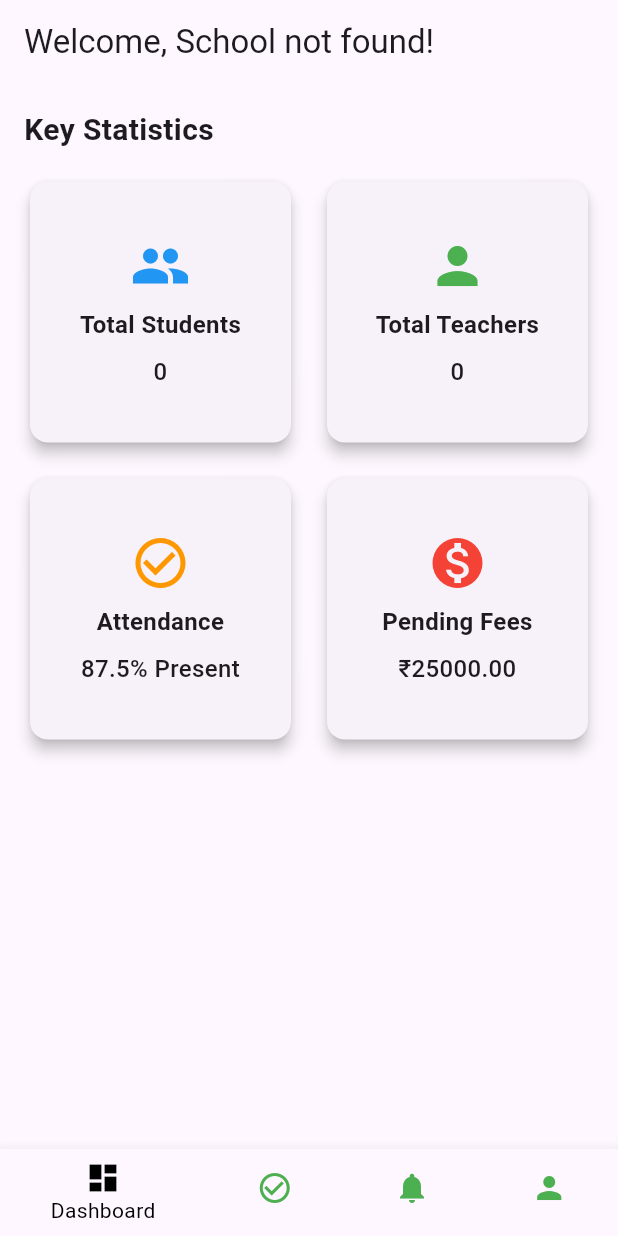
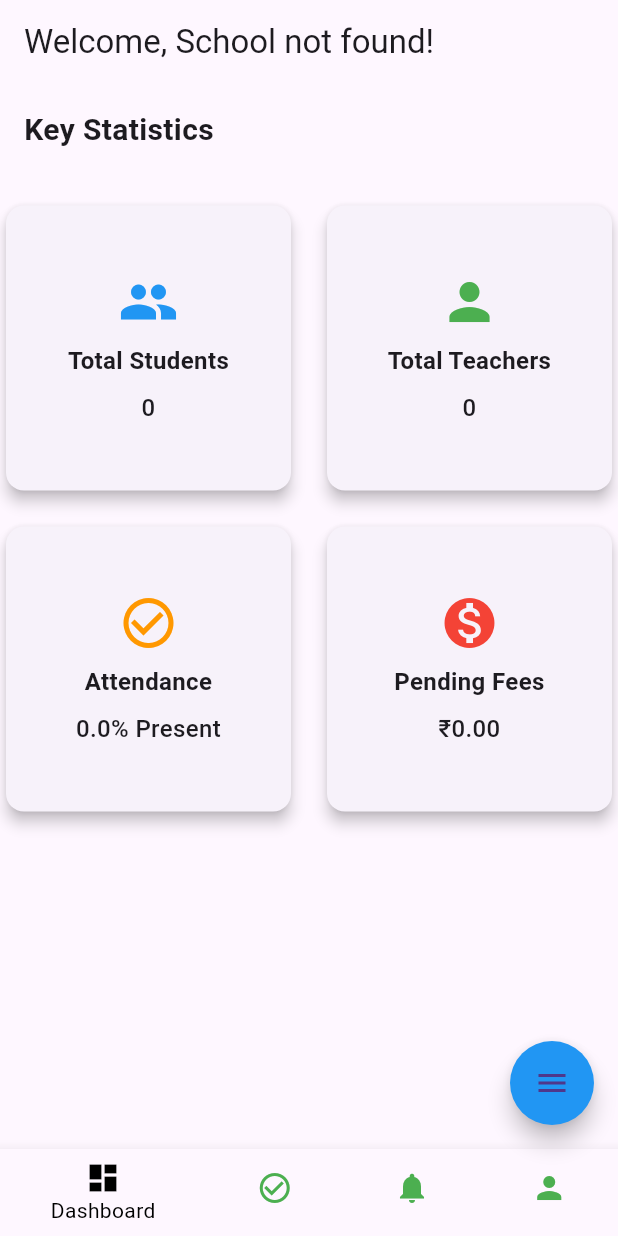
Before and after one commit to AMANSUTHAR19HMH/attandance_management_app, a Flutter app: the SchoolDashboard screen opened directly, on a phone screen of 412 x 824 dp. Run offline on Flutter 3.47's test engine with Material 3 defaults, Android fonts, the phone set to English and light mode, and no system bars; drawn by our look-alikes of flutter_speed_dial; our stand-ins replace cloud_firestore, firebase_auth, firebase_core; accounts and stored records are empty.

```diff
--- a/lib/Dashboards/SchoolDashboard.dart
+++ b/lib/Dashboards/SchoolDashboard.dart
@@ -1,6 +1,8 @@
+import 'package:attandance_management_app/Student/addStudents.dart';
 import 'package:cloud_firestore/cloud_firestore.dart';
 import 'package:firebase_auth/firebase_auth.dart';
 import 'package:flutter/material.dart';
+import 'package:flutter_speed_dial/flutter_speed_dial.dart'; // Add this package for floating action button animations
 
 import '../Attendance/MarkAttendance.dart';
 import '../Attendance/ViewAttendance.dart';
@@ -14,6 +16,7 @@ class _SchoolDashboardState extends State<SchoolDashboard> {
   int _selectedIndex = 0;
   int totalStudents = 0;
   int totalTeachers = 0;
+  String schoolId = "";
   double pendingFees = 0.0;
   double dailyAttendancePercentage = 0.0;
   String schoolName = "Loading...";
@@ -29,8 +32,11 @@ class _SchoolDashboardState extends State<SchoolDashboard> {
   @override
   void initState() {
     super.initState();
-    fetchSchoolData();
-    fetchStatistics();
+    fetchSchoolData().then((_) {
+      if (schoolId.isNotEmpty) {
+        fetchStatistics(schoolId);
+      }
+    });
   }
 
   void _onTap(int index) {
@@ -61,9 +67,13 @@ class _SchoolDashboardState extends State<SchoolDashboard> {
       if (querySnapshot.docs.isNotEmpty) {
         var schoolData =
         querySnapshot.docs.first.data() as Map<String, dynamic>;
+        schoolId = querySnapshot.docs.first.id; // Get the school ID
+        print("School ID: $schoolId");
         setState(() {
           schoolName = schoolData['SchoolName'] ?? "Unknown School";
         });
+        // Store schoolId for later use (pass it to AddStudents)
+        // You can store it in a class-level variable or pass it directly where needed
       } else {
         setState(() {
           schoolName = "School not found!";
@@ -77,24 +87,33 @@ class _SchoolDashboardState extends State<SchoolDashboard> {
     }
   }
 
-  Future<void> fetchStatistics() async {
+  Future<void> fetchStatistics(String schoolId) async {
+    if (schoolId.isEmpty) {
+      print("Error: schoolId is empty. Cannot fetch statistics.");
+      return;
+    }
     try {
-      // Replace these Firebase queries with actual logic to fetch data
-      final studentsSnapshot =
-      await FirebaseFirestore.instance.collection('Students').get();
-      final teachersSnapshot =
-      await FirebaseFirestore.instance.collection('Teachers').get();
+      final studentsSnapshot = await FirebaseFirestore.instance
+          .collection('Schools')
+          .doc(schoolId)
+          .collection('Students')
+          .get();
 
-      // Dummy data for attendance and fees
-      final dailyAttendance = 87.5;
-      final totalPendingFees = 25000.0;
+      final teachersSnapshot = await FirebaseFirestore.instance
+          .collection('Schools')
+          .doc(schoolId)
+          .collection('Teachers')
+          .get();
 
       setState(() {
         totalStudents = studentsSnapshot.size;
         totalTeachers = teachersSnapshot.size;
-        dailyAttendancePercentage = dailyAttendance;
-        pendingFees = totalPendingFees;
+        dailyAttendancePercentage = 87.5; // Example value
+        pendingFees = 25000.0; // Example value
       });
+
+      print("Total students: $totalStudents");
+      print("Total teachers: $totalTeachers");
     } catch (e) {
       print("Error fetching statistics: $e");
     }
@@ -102,69 +121,84 @@ class _SchoolDashboardState extends State<SchoolDashboard> {
 
   @override
   Widget build(BuildContext context) {
-    double screenHeight = MediaQuery.of(context).size.height;
-
     return Scaffold(
       appBar: AppBar(
         title: Text(
           "Welcome, $schoolName",
         ),
       ),
-      body: _selectedIndex == 0
-          ? Padding(
-        padding: const EdgeInsets.all(16.0),
-        child: SingleChildScrollView(
+      body: RefreshIndicator(
+        onRefresh: () async {
+          await fetchSchoolData();
+          await fetchStatistics(schoolId);
+        },
+        child: _selectedIndex == 0
+            ? SingleChildScrollView(
+          physics: const AlwaysScrollableScrollPhysics(),
           child: Column(
             crossAxisAlignment: CrossAxisAlignment.start,
             children: [
-              const Text(
+              const Padding(
+                padding: EdgeInsets.all(16.0),
+                child: Text(
                   "Key Statistics",
-                style:
-                TextStyle(fontSize: 20, fontWeight: FontWeight.bold),
+                  style: TextStyle(fontSize: 20, fontWeight: FontWeight.bold),
+                ),
               ),
               const SizedBox(height: 16),
-              // Wrap GridView in a SizedBox to prevent infinite height issue
-              SizedBox(
-                height: screenHeight * 0.5, // Adjust the height dynamically
-                child: GridView.count(
+              GridView.builder(
+                shrinkWrap: true,
+                physics: const NeverScrollableScrollPhysics(),
+                gridDelegate: const SliverGridDelegateWithFixedCrossAxisCount(
                   crossAxisCount: 2,
                   crossAxisSpacing: 16,
                   mainAxisSpacing: 16,
-                  shrinkWrap: true, // Prevents GridView from taking infinite height
-                  physics: NeverScrollableScrollPhysics(), // Disables GridView scrolling
-                  children: [
-                    _buildStatisticCard(
-                      "Total Students",
-                      totalStudents.toString(),
-                      Icons.group,
-                      Colors.blue,
+                  childAspectRatio: 1,
                 ),
-                    _buildStatisticCard(
-                      "Total Teachers",
-                      totalTeachers.toString(),
-                      Icons.person,
-                      Colors.green,
-                    ),
-                    _buildStatisticCard(
-                      "Attendance",
-                      "${dailyAttendancePercentage.toStringAsFixed(1)}% Present",
-                      Icons.check_circle_outline,
-                      Colors.orange,
-                    ),
-                    _buildStatisticCard(
-                      "Pending Fees",
-                      "₹${pendingFees.toStringAsFixed(2)}",
-                      Icons.monetization_on,
-                      Colors.red,
+                itemCount: 4,
+                itemBuilder: (context, index) {
+                  final List<Map<String, dynamic>> stats = [
+                    {
+                      "title": "Total Students",
+                      "value": totalStudents.toString(),
+                      "icon": Icons.group,
+                      "color": Colors.blue,
+                    },
+                    {
+                      "title": "Total Teachers",
+                      "value": totalTeachers.toString(),
+                      "icon": Icons.person,
+                      "color": Colors.green,
+                    },
+                    {
+                      "title": "Attendance",
+                      "value": "${dailyAttendancePercentage.toStringAsFixed(1)}% Present",
+                      "icon": Icons.check_circle_outline,
+                      "color": Colors.orange,
+                    },
+                    {
+                      "title": "Pending Fees",
+                      "value": "₹${pendingFees.toStringAsFixed(2)}",
+                      "icon": Icons.monetization_on,
+                      "color": Colors.red,
+                    },
+                  ];
+
+                  return _buildStatisticCard(
+                    stats[index]['title'],
+                    stats[index]['value'],
+                    stats[index]['icon'],
+                    stats[index]['color'],
+                  );
+                },
               ),
             ],
           ),
-              ),
-            ],
-          ),
-        ),
         )
             : _widgetOptions.elementAt(_selectedIndex),
+      ),
+
+
       bottomNavigationBar: BottomNavigationBar(
     items: const [
     BottomNavigationBarItem(
@@ -189,11 +223,44 @@ class _SchoolDashboardState extends State<SchoolDashboard> {
     unselectedItemColor: Colors.green,
     onTap: _onTap,
     ),
+    floatingActionButton: SpeedDial(
+    animatedIcon: AnimatedIcons.menu_close,
+    backgroundColor: Colors.blue,
+    overlayOpacity: 0.5,
+    children: [
+    SpeedDialChild(
+    child: Icon(Icons.person_add),
+    label: "Add Student",
+    backgroundColor: Colors.green,
+    onTap: () {
+    Navigator.push(
+    context,
+    MaterialPageRoute(
+    builder: (context) => AddStudents(schoolID: schoolId),
+    ),
+    );
+    },
+    ),
+    SpeedDialChild(
+    child: Icon(Icons.person_outline),
+    label: "Add Teacher",
+    backgroundColor: Colors.orange,
+    onTap: () {
+    Navigator.push(
+    context,
+    MaterialPageRoute(
+    builder: (context) => AddTeacherPage(),
+    ),
+    );
+    },
+    ),
+    ],
+    ),
     );
     }
 
-  Widget _buildStatisticCard(
-      String title, String value, IconData icon, Color color) {
+  Widget _buildStatisticCard(String title, String value, IconData icon,
+      Color color) {
     return Card(
       elevation: 4,
       shape: RoundedRectangleBorder(
@@ -223,3 +290,17 @@ class _SchoolDashboardState extends State<SchoolDashboard> {
     );
   }
 }
+
+class AddTeacherPage extends StatelessWidget {
+  @override
+  Widget build(BuildContext context) {
+    return Scaffold(
+      appBar: AppBar(
+        title: Text("Add Teacher"),
+      ),
+      body: Center(
+        child: Text("Add Teacher Page"),
+      ),
+    );
+  }
+}
--- a/pubspec.yaml
+++ b/pubspec.yaml
@@ -32,6 +32,7 @@ dependencies:
     sdk: flutter
   firebase_core: ^3.8.1
   firebase_auth: ^5.3.4
+  flutter_speed_dial: ^5.0.0+1
   cloud_firestore: ^5.1.0
   intl: ^0.18.0
   # The following adds the Cupertino Icons font to your application.
```
Also changed, not shown: lib/Attendance/MarkAttendance.dart (added, +213 -0 lines), lib/Attendance/ViewAttendance.dart (added, +50 -0 lines), lib/Student/addStudents.dart (added, +140 -0 lines), pubspec.lock. Lines whose indentation alone changed are shown as unchanged.
